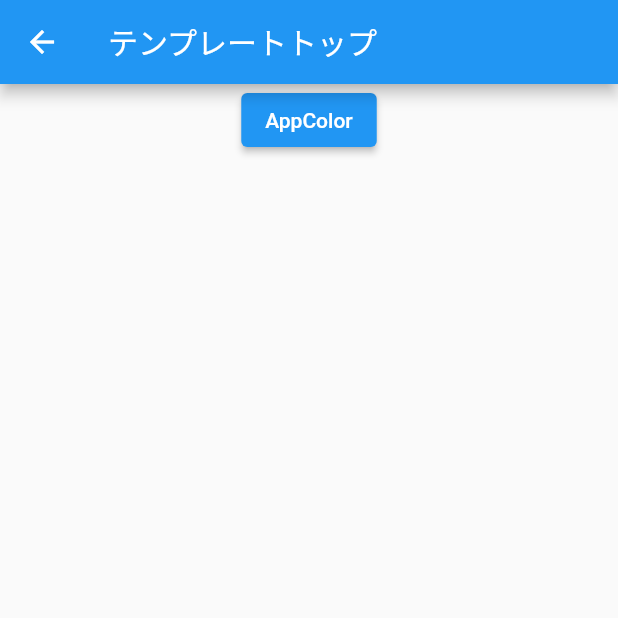
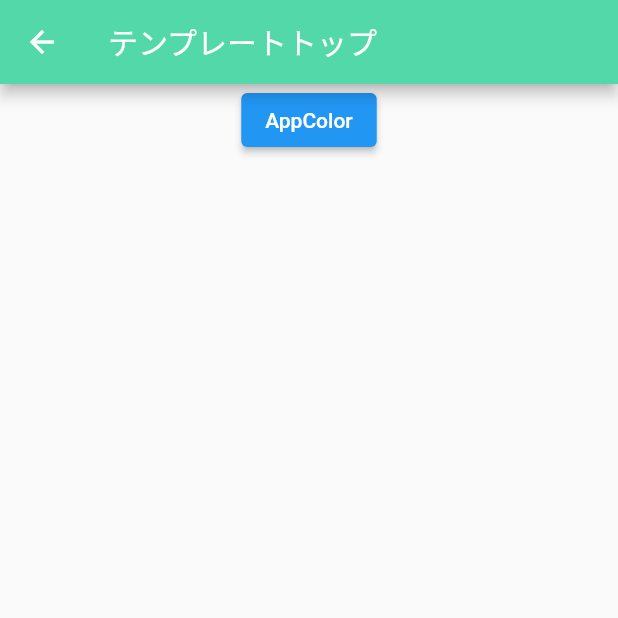
Before and after one commit to mht-ryo-chiba/sweets_app_sample, a Flutter app: the screen it shows after launch, after a tap on the "adb" icon, on a phone screen of 412 x 824 dp, the top half of it. Run offline on Flutter 3.47's test engine with Material 2 defaults, Android fonts, the phone set to English and light mode, and no system bars; our stand-ins replace get.

Commit message:
アプリのテーマを暫定で設定

```diff
--- a/lib/main.dart
+++ b/lib/main.dart
@@ -1,6 +1,7 @@
 import 'package:flutter/material.dart';
 import 'package:get/get.dart';
 import 'package:sweets_app_sample/config/app_routes.dart';
+import 'package:sweets_app_sample/ui/atoms/app_theme.dart';
 import 'package:sweets_app_sample/ui/pages/top.dart';
 
 void main() {
@@ -15,9 +16,7 @@ class MyApp extends StatelessWidget {
   Widget build(BuildContext context) {
     return GetMaterialApp(
       title: 'sweets_app',
-      theme: ThemeData(
-        primarySwatch: Colors.blue,
-      ),
+      theme: AppTheme().style(),
       home: const Top(),
       routes: AppRoutes().routeList(),
     );
--- /dev/null
+++ b/lib/ui/atoms/app_theme.dart
@@ -0,0 +1,13 @@
+import 'package:flutter/material.dart';
+import 'package:sweets_app_sample/ui/atoms/app_colors.dart';
+
+class AppTheme {
+  ThemeData style() {
+    return ThemeData(
+      appBarTheme: const AppBarTheme(
+        backgroundColor: AppColors.primary,
+      ),
+      brightness: Brightness.light,
+    );
+  }
+}
```
